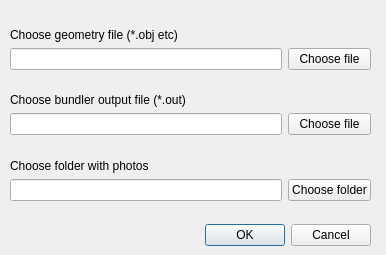
First picture: the form in src/gui/OpenForm.ui, repository Jaa-c/DP, before the edit.
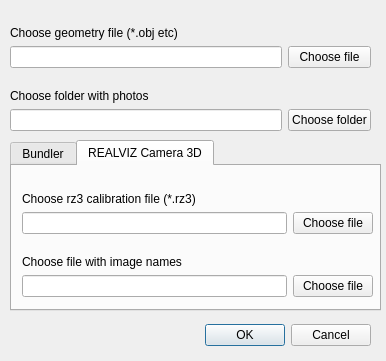
Second picture: the form after the edit.

Commit message: rz3 parser done + GUI, to be tested

Diff of the .ui file:
```diff
--- a/src/gui/OpenForm.ui
+++ b/src/gui/OpenForm.ui
@@ -7,7 +7,7 @@
     <x>0</x>
     <y>0</y>
     <width>386</width>
-    <height>255</height>
+    <height>361</height>
    </rect>
   </property>
   <property name="windowTitle">
@@ -20,7 +20,7 @@
    <property name="geometry">
     <rect>
      <x>10</x>
-     <y>220</y>
+     <y>320</y>
      <width>361</width>
      <height>31</height>
     </rect>
@@ -32,26 +32,147 @@
     <set>QDialogButtonBox::Cancel|QDialogButtonBox::Ok</set>
    </property>
   </widget>
+  <widget class="QLabel" name="statusLabel">
+   <property name="enabled">
+    <bool>true</bool>
+   </property>
+   <property name="geometry">
+    <rect>
+     <x>20</x>
+     <y>325</y>
+     <width>191</width>
+     <height>21</height>
+    </rect>
+   </property>
+   <property name="font">
+    <font>
+     <pointsize>10</pointsize>
+    </font>
+   </property>
+   <property name="styleSheet">
+    <string notr="true">color:red;</string>
+   </property>
+   <property name="text">
+    <string/>
+   </property>
+  </widget>
+  <widget class="QTabWidget" name="tabWidget">
+   <property name="geometry">
+    <rect>
+     <x>10</x>
+     <y>140</y>
+     <width>371</width>
+     <height>171</height>
+    </rect>
+   </property>
+   <property name="currentIndex">
+    <number>1</number>
+   </property>
+   <widget class="QWidget" name="bundlerTab">
+    <attribute name="title">
+     <string>Bundler</string>
+    </attribute>
+    <widget class="QWidget" name="layoutWidget_3">
+     <property name="geometry">
+      <rect>
+       <x>10</x>
+       <y>10</y>
+       <width>351</width>
+       <height>61</height>
+      </rect>
+     </property>
+     <layout class="QGridLayout" name="gridLayout_2">
+      <item row="4" column="2">
+       <widget class="QPushButton" name="bundlerButton">
+        <property name="text">
+         <string>Choose file</string>
+        </property>
+       </widget>
+      </item>
+      <item row="4" column="1">
+       <widget class="QLineEdit" name="bundlerPath"/>
+      </item>
+      <item row="1" column="1">
+       <widget class="QLabel" name="label_4">
+        <property name="text">
+         <string>Choose bundler output file (*.out)</string>
+        </property>
+        <property name="alignment">
+         <set>Qt::AlignBottom|Qt::AlignLeading|Qt::AlignLeft</set>
+        </property>
+       </widget>
+      </item>
+     </layout>
+    </widget>
+   </widget>
+   <widget class="QWidget" name="rz3Tab">
+    <attribute name="title">
+     <string>REALVIZ Camera 3D</string>
+    </attribute>
+    <widget class="QWidget" name="layoutWidget_2">
+     <property name="geometry">
+      <rect>
+       <x>10</x>
+       <y>10</y>
+       <width>351</width>
+       <height>121</height>
+      </rect>
+     </property>
+     <layout class="QGridLayout" name="gridLayout_3">
+      <item row="6" column="2">
+       <widget class="QPushButton" name="rz3ImagesButton">
+        <property name="text">
+         <string>Choose file</string>
+        </property>
+       </widget>
+      </item>
+      <item row="1" column="1">
+       <widget class="QLabel" name="label_7">
+        <property name="text">
+         <string>Choose rz3 calibration file (*.rz3)</string>
+        </property>
+        <property name="alignment">
+         <set>Qt::AlignBottom|Qt::AlignLeading|Qt::AlignLeft</set>
+        </property>
+       </widget>
+      </item>
+      <item row="4" column="1">
+       <widget class="QLineEdit" name="rz3Path"/>
+      </item>
+      <item row="4" column="2">
+       <widget class="QPushButton" name="rz3PathButton">
+        <property name="text">
+         <string>Choose file</string>
+        </property>
+       </widget>
+      </item>
+      <item row="6" column="1">
+       <widget class="QLineEdit" name="rz3Images"/>
+      </item>
+      <item row="5" column="1">
+       <widget class="QLabel" name="label_10">
+        <property name="text">
+         <string>Choose file with image names</string>
+        </property>
+        <property name="alignment">
+         <set>Qt::AlignBottom|Qt::AlignLeading|Qt::AlignLeft</set>
+        </property>
+       </widget>
+      </item>
+     </layout>
+    </widget>
+   </widget>
+  </widget>
   <widget class="QWidget" name="layoutWidget">
    <property name="geometry">
     <rect>
      <x>10</x>
      <y>10</y>
      <width>361</width>
-     <height>191</height>
+     <height>121</height>
     </rect>
    </property>
    <layout class="QGridLayout" name="gridLayout">
-    <item row="3" column="1">
-     <widget class="QLabel" name="label_2">
-      <property name="text">
-       <string>Choose bundler output file (*.out)</string>
-      </property>
-      <property name="alignment">
-       <set>Qt::AlignBottom|Qt::AlignLeading|Qt::AlignLeft</set>
-      </property>
-     </widget>
-    </item>
     <item row="1" column="1">
      <widget class="QLabel" name="label">
       <property name="text">
@@ -62,30 +183,20 @@
       </property>
      </widget>
     </item>
-    <item row="6" column="2">
-     <widget class="QPushButton" name="bundlerButton">
-      <property name="text">
-       <string>Choose file</string>
-      </property>
-     </widget>
-    </item>
-    <item row="8" column="1">
+    <item row="6" column="1">
      <widget class="QLineEdit" name="photosPath"/>
     </item>
     <item row="2" column="1">
      <widget class="QLineEdit" name="geometryPath"/>
     </item>
-    <item row="6" column="1">
-     <widget class="QLineEdit" name="bundlerPath"/>
-    </item>
-    <item row="8" column="2">
+    <item row="6" column="2">
      <widget class="QPushButton" name="photosButton">
       <property name="text">
        <string>Choose folder</string>
       </property>
      </widget>
     </item>
-    <item row="7" column="1">
+    <item row="5" column="1">
      <widget class="QLabel" name="label_3">
       <property name="text">
        <string>Choose folder with photos</string>
@@ -104,30 +215,6 @@
     </item>
    </layout>
   </widget>
-  <widget class="QLabel" name="statusLabel">
-   <property name="enabled">
-    <bool>true</bool>
-   </property>
-   <property name="geometry">
-    <rect>
-     <x>20</x>
-     <y>225</y>
-     <width>191</width>
-     <height>21</height>
-    </rect>
-   </property>
-   <property name="font">
-    <font>
-     <pointsize>10</pointsize>
-    </font>
-   </property>
-   <property name="styleSheet">
-    <string notr="true">color:red;</string>
-   </property>
-   <property name="text">
-    <string/>
-   </property>
-  </widget>
  </widget>
  <resources/>
  <connections>
```
Left out of the diff: 16 changed lines with no effect on the pictures. The commit also changes 7 other files.
